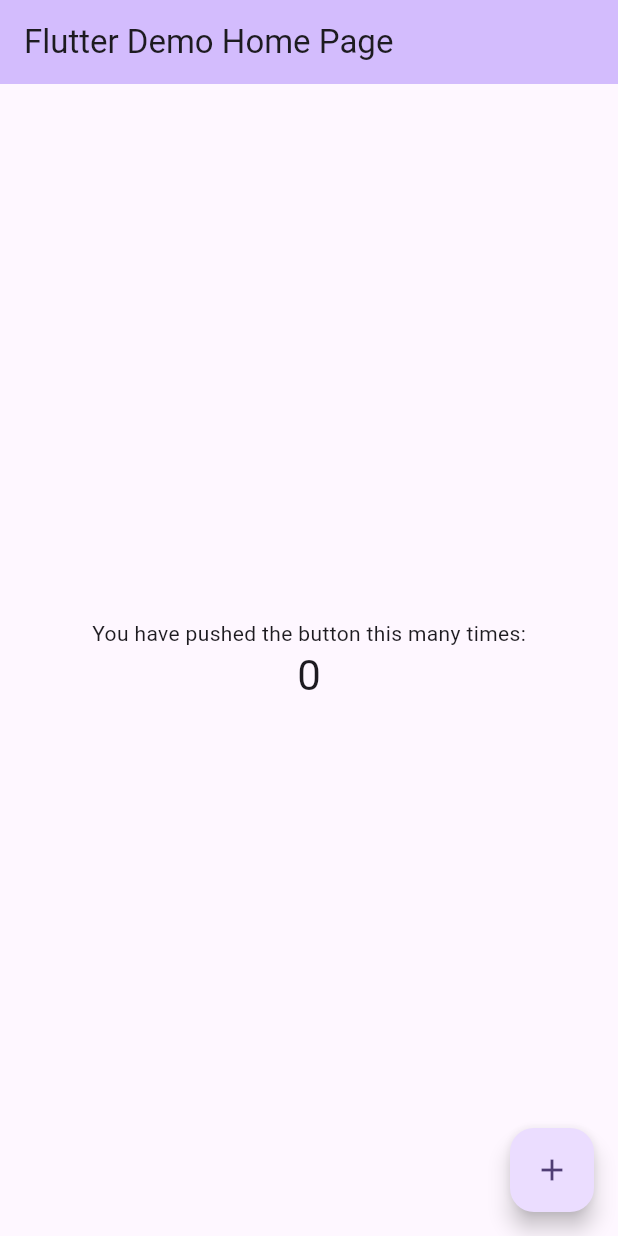
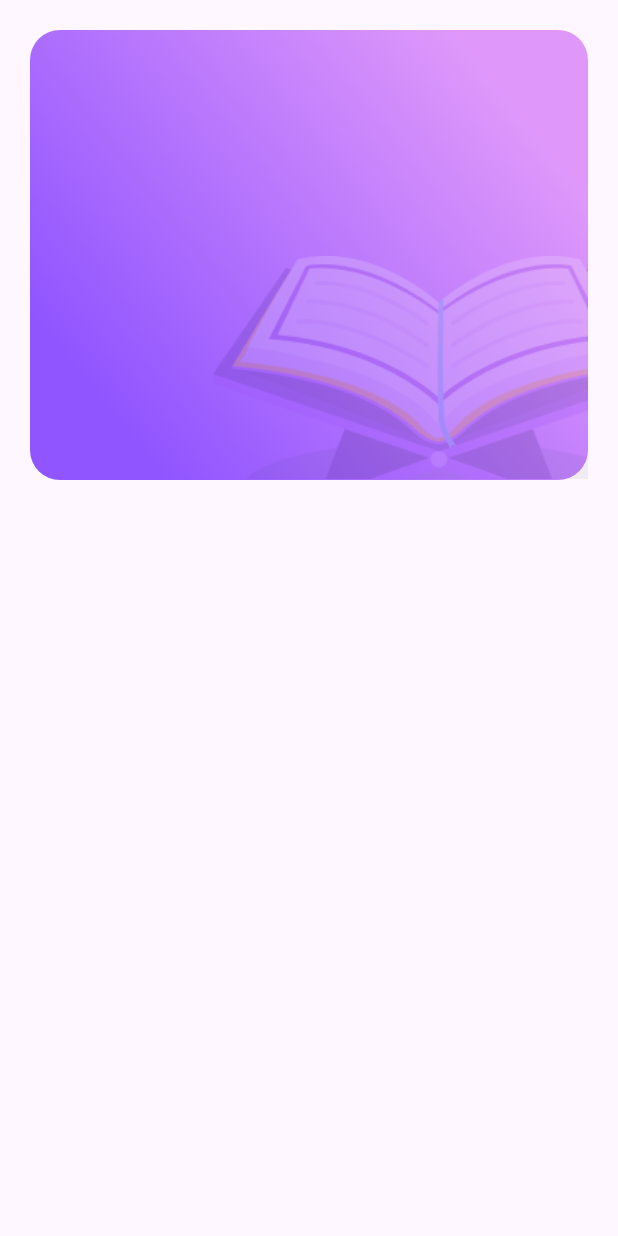
Before and after one commit to Daffaaditya2807/Grup3_Initial_Assessment, a Flutter app: the screen it shows after launch, on a phone screen of 412 x 824 dp. Run offline on Flutter 3.47's test engine with Material 3 defaults, Android fonts, the phone set to English and light mode, and no system bars.

Commit message:
Make container Daffa Aditya

```diff
--- a/lib/main.dart
+++ b/lib/main.dart
@@ -1,3 +1,4 @@
+import 'package:assessment/quran.dart';
 import 'package:flutter/material.dart';
 
 void main() {
@@ -12,114 +13,12 @@
   Widget build(BuildContext context) {
     return MaterialApp(
       title: 'Flutter Demo',
+      debugShowCheckedModeBanner: false,
       theme: ThemeData(
-        // This is the theme of your application.
-        //
-        // TRY THIS: Try running your application with "flutter run". You'll see
-        // the application has a purple toolbar. Then, without quitting the app,
-        // try changing the seedColor in the colorScheme below to Colors.green
-        // and then invoke "hot reload" (save your changes or press the "hot
-        // reload" button in a Flutter-supported IDE, or press "r" if you used
-        // the command line to start the app).
-        //
-        // Notice that the counter didn't reset back to zero; the application
-        // state is not lost during the reload. To reset the state, use hot
-        // restart instead.
-        //
-        // This works for code too, not just values: Most code changes can be
-        // tested with just a hot reload.
         colorScheme: ColorScheme.fromSeed(seedColor: Colors.deepPurple),
         useMaterial3: true,
       ),
-      home: const MyHomePage(title: 'Flutter Demo Home Page'),
+      home: Quran(),
     );
   }
 }
-
-class MyHomePage extends StatefulWidget {
-  const MyHomePage({super.key, required this.title});
-
-  // This widget is the home page of your application. It is stateful, meaning
-  // that it has a State object (defined below) that contains fields that affect
-  // how it looks.
-
-  // This class is the configuration for the state. It holds the values (in this
-  // case the title) provided by the parent (in this case the App widget) and
-  // used by the build method of the State. Fields in a Widget subclass are
-  // always marked "final".
-
-  final String title;
-
-  @override
-  State<MyHomePage> createState() => _MyHomePageState();
-}
-
-class _MyHomePageState extends State<MyHomePage> {
-  int _counter = 0;
-
-  void _incrementCounter() {
-    setState(() {
-      // This call to setState tells the Flutter framework that something has
-      // changed in this State, which causes it to rerun the build method below
-      // so that the display can reflect the updated values. If we changed
-      // _counter without calling setState(), then the build method would not be
-      // called again, and so nothing would appear to happen.
-      _counter++;
-    });
-  }
-
-  @override
-  Widget build(BuildContext context) {
-    // This method is rerun every time setState is called, for instance as done
-    // by the _incrementCounter method above.
-    //
-    // The Flutter framework has been optimized to make rerunning build methods
-    // fast, so that you can just rebuild anything that needs updating rather
-    // than having to individually change instances of widgets.
-    return Scaffold(
-      appBar: AppBar(
-        // TRY THIS: Try changing the color here to a specific color (to
-        // Colors.amber, perhaps?) and trigger a hot reload to see the AppBar
-        // change color while the other colors stay the same.
-        backgroundColor: Theme.of(context).colorScheme.inversePrimary,
-        // Here we take the value from the MyHomePage object that was created by
-        // the App.build method, and use it to set our appbar title.
-        title: Text(widget.title),
-      ),
-      body: Center(
-        // Center is a layout widget. It takes a single child and positions it
-        // in the middle of the parent.
-        child: Column(
-          // Column is also a layout widget. It takes a list of children and
-          // arranges them vertically. By default, it sizes itself to fit its
-          // children horizontally, and tries to be as tall as its parent.
-          //
-          // Column has various properties to control how it sizes itself and
-          // how it positions its children. Here we use mainAxisAlignment to
-          // center the children vertically; the main axis here is the vertical
-          // axis because Columns are vertical (the cross axis would be
-          // horizontal).
-          //
-          // TRY THIS: Invoke "debug painting" (choose the "Toggle Debug Paint"
-          // action in the IDE, or press "p" in the console), to see the
-          // wireframe for each widget.
-          mainAxisAlignment: MainAxisAlignment.center,
-          children: <Widget>[
-            const Text(
-              'You have pushed the button this many times:',
-            ),
-            Text(
-              '$_counter',
-              style: Theme.of(context).textTheme.headlineMedium,
-            ),
-          ],
-        ),
-      ),
-      floatingActionButton: FloatingActionButton(
-        onPressed: _incrementCounter,
-        tooltip: 'Increment',
-        child: const Icon(Icons.add),
-      ), // This trailing comma makes auto-formatting nicer for build methods.
-    );
-  }
-}
--- /dev/null
+++ b/lib/quran.dart
@@ -0,0 +1,41 @@
+import 'package:flutter/material.dart';
+
+class Quran extends StatelessWidget {
+  @override
+  Widget build(BuildContext context) {
+    // TODO: implement build
+    return Scaffold(
+      body: Padding(
+        padding: const EdgeInsets.symmetric(horizontal: 20.0),
+        child: Column(
+          children: [
+            const SizedBox(
+              height: 20,
+            ),
+            Stack(
+              alignment: Alignment.bottomRight,
+              children: [
+                Container(
+                  width: double.infinity,
+                  height: 300,
+                  clipBehavior: Clip.antiAlias,
+                  decoration: BoxDecoration(
+                      borderRadius: BorderRadius.circular(20),
+                      gradient: const LinearGradient(
+                          begin: Alignment(0.71, -0.71),
+                          end: Alignment(-0.71, 0.71),
+                          colors: [Color(0xFFDF98FA), Color(0xFF9055FF)])),
+                ),
+                Image.asset(
+                  "assets/Quran.png",
+                  width: 250,
+                  height: 150,
+                )
+              ],
+            )
+          ],
+        ),
+      ),
+    );
+  }
+}
```
Also changed, not shown: pubspec.yaml (+4 -7 lines), assets/Quran.png (added), assets/bismillah.png (added).
